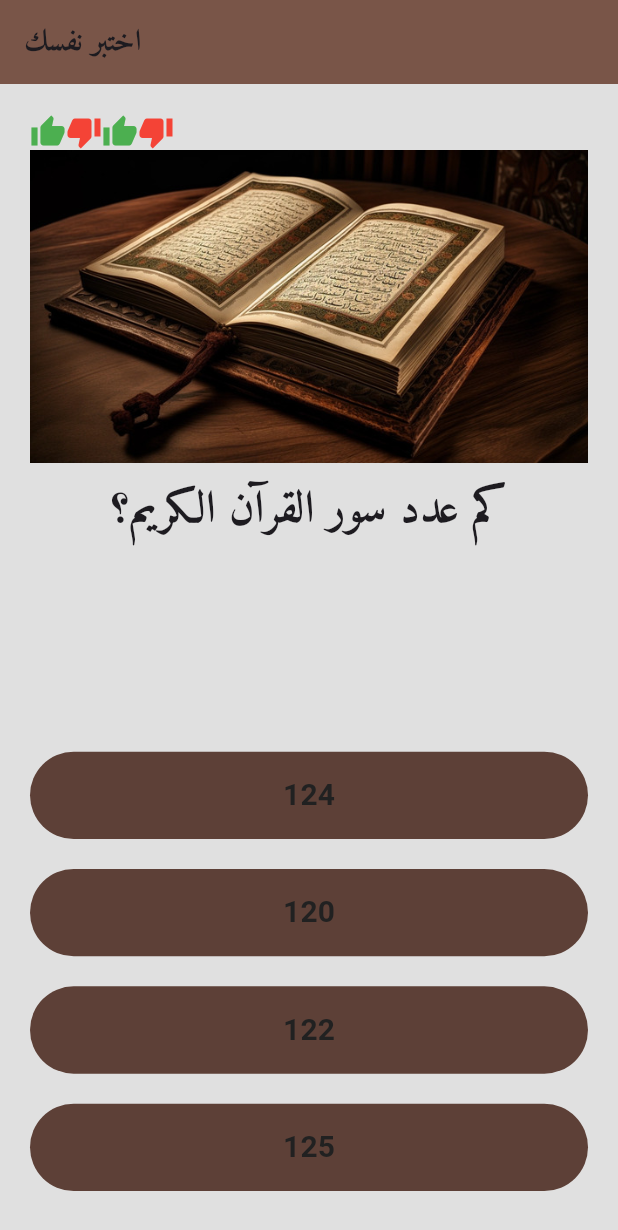
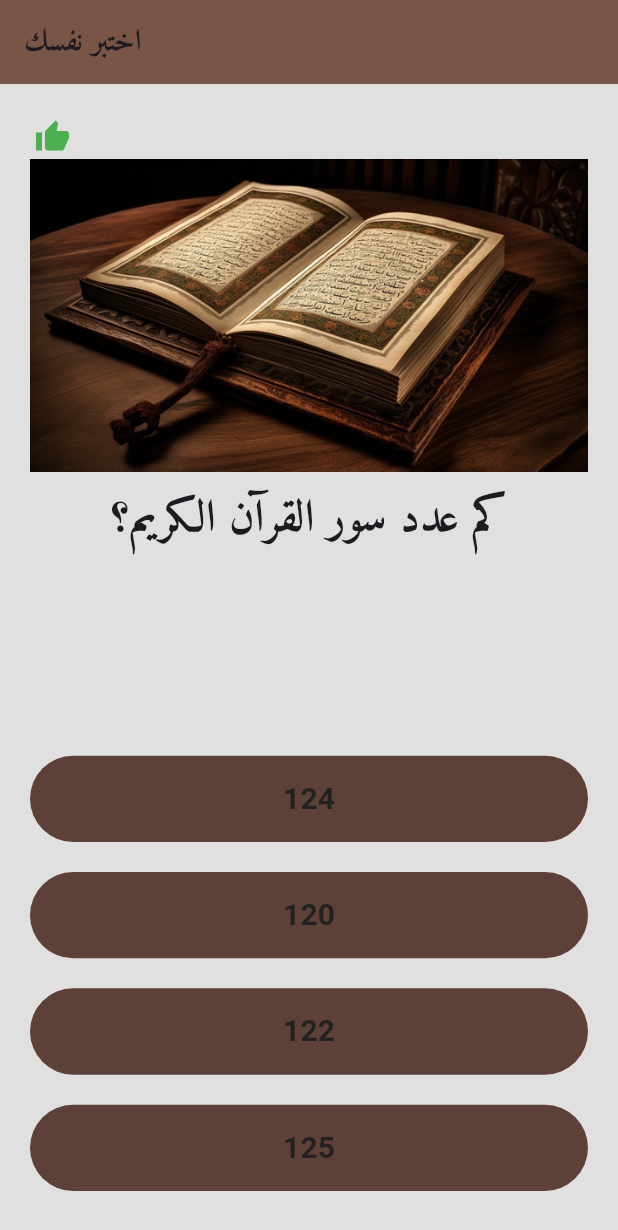
Before and after one commit to mai882002/exam_app, a Flutter app: the screen it shows after launch, after a tap on "124", on a phone screen of 412 x 824 dp. Shown: the top 1230 px of the screen. Run offline on Flutter 3.47's test engine with Material 3 defaults, Android fonts, the phone set to English and light mode, and no system bars.

Commit message:
Second commit

```diff
--- a/lib/main.dart
+++ b/lib/main.dart
@@ -37,30 +37,24 @@ class ExamPage extends StatefulWidget {
 }
 
 class _ExamPageState extends State<ExamPage> {
+  List<Padding> answerResult = [];
+  List<String> Questions = [
+    'كم عدد سور القرآن الكريم؟',
+    'ما هي أوَّل سورةٍ قرآنيَّةٍ نزلت على رسول الله -صلّى الله عليه وسلّم-؟',
+    'ما هي السُّورة التي تعدُّ أمُّ الكتاب؟',
+    'ما هي السُّورة القرآنيَّة التي تخلو من البسملة في بدايتها؟',
+    'ما هي السّورة القرآنية التي شيَّبت رسول الله -صلّى الله عليه وسلّم-؟',
+    'كم مرَّة جاء ذكر الجنَّة في القرآن الكريم؟',
+    'كم هي المدَّة التي استغرقها نزول القرآن الكريم؟',
+    'أين اختبأ رسول الله -عليه السّلام- هو وأبو بكر في طريقه للهجرة؟'
+  ];
   @override
   Widget build(BuildContext context) {
     return Column(
       crossAxisAlignment: CrossAxisAlignment.stretch,
       children: [
         Row(
-          children: [
-            Icon(
-              Icons.thumb_up,
-              color: Colors.green,
-            ),
-            Icon(
-              Icons.thumb_down,
-              color: Colors.red,
-            ),
-            Icon(
-              Icons.thumb_up,
-              color: Colors.green,
-            ),
-            Icon(
-              Icons.thumb_down,
-              color: Colors.red,
-            ),
-          ],
+          children: answerResult,
         ),
         Expanded(
           flex: 5,
@@ -71,7 +65,7 @@ class _ExamPageState extends State<ExamPage> {
                 height: 10,
               ),
               Text(
-                'كم عدد سور القرآن الكريم؟',
+                Questions[0],
                 textAlign: TextAlign.center,
                 style: TextStyle(
                   fontFamily: 'Amiri',
@@ -86,7 +80,19 @@ class _ExamPageState extends State<ExamPage> {
           child: Padding(
             padding: const EdgeInsets.symmetric(vertical: 10),
             child: TextButton(
-              onPressed: () {},
+              onPressed: () {
+                setState(() {
+                  answerResult.add(
+                    Padding(
+                      padding: const EdgeInsets.all(3),
+                      child: Icon(
+                        Icons.thumb_up,
+                        color: Colors.green,
+                      ),
+                    ),
+                  );
+                });
+              },
               child: Text(
                 '124',
                 style: TextStyle(
```
